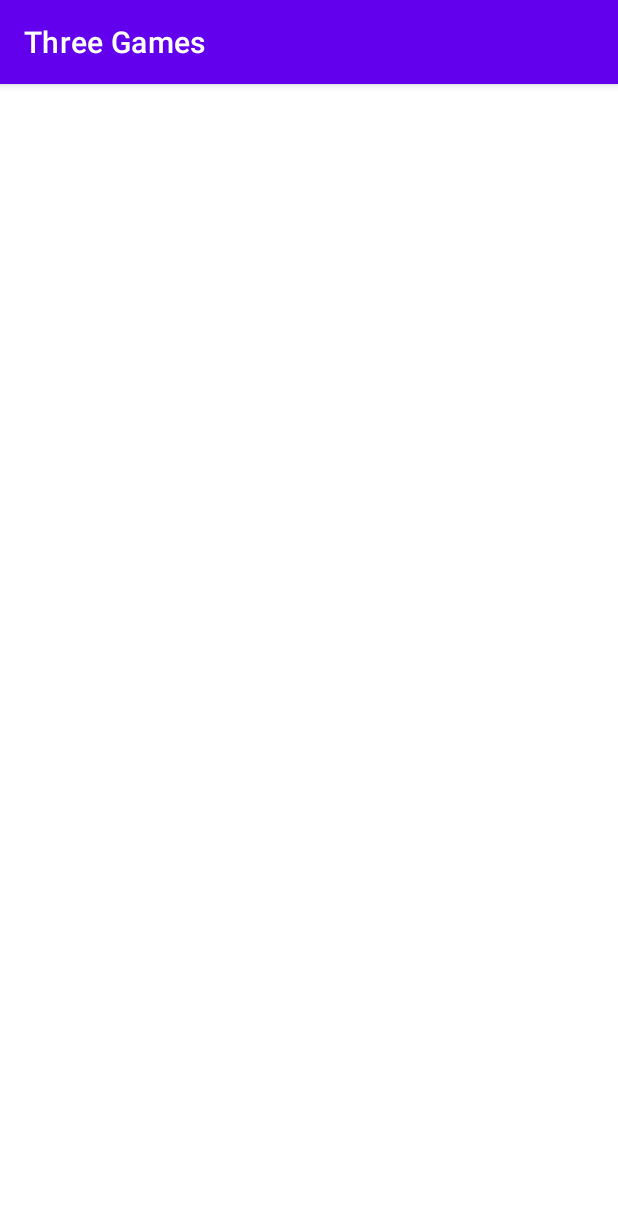
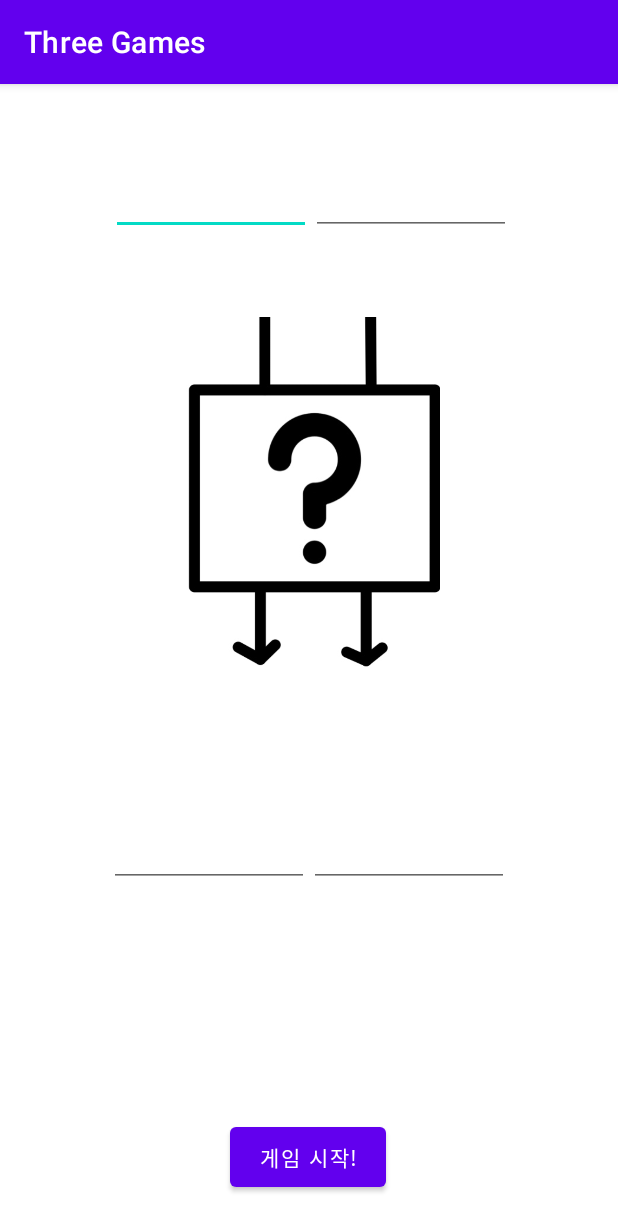
Before and after one commit to choihj00/ThreeGames, an Android app: the LadderPlay screen opened directly, with no data from a screen before it, on a phone screen of 412 x 824 dp. Shown: the top 1231 px of the screen. Run offline under Robolectric (Android 15) with nearby library versions, the phone set to English and light mode, and no system bars.

Commit message:
[박선애] 사다리게임 사다리 이미지로 띄움

```diff
--- a/app/src/main/java/com/example/threegames/LadderPlay.java
+++ b/app/src/main/java/com/example/threegames/LadderPlay.java
@@ -2,7 +2,14 @@ package com.example.threegames;
 
 import androidx.appcompat.app.AppCompatActivity;
 
+import android.annotation.SuppressLint;
+import android.content.Intent;
 import android.os.Bundle;
+import android.view.Gravity;
+import android.view.View;
+import android.widget.EditText;
+import android.widget.ImageView;
+import android.widget.LinearLayout;
 
 public class LadderPlay extends AppCompatActivity {
 
@@ -10,5 +17,57 @@ public class LadderPlay extends AppCompatActivity {
     protected void onCreate(Bundle savedInstanceState) {
         super.onCreate(savedInstanceState);
         setContentView(R.layout.activity_ladder_play);
+
+        Intent intent = getIntent();
+        int number = intent.getIntExtra("playNum", 2);
+
+        LinearLayout ViewTop = findViewById(R.id.layoutTop);
+        LinearLayout ViewBottom = findViewById(R.id.layoutBottom);
+        LinearLayout ViewCenter = findViewById(R.id.layoutCenter);
+
+        for (int i = 0; i < number; i++) {
+            EditText editTextTop = new EditText(this);
+            EditText editTextBottom = new EditText(this);
+
+            editTextTop.setId(i);
+            editTextBottom.setId(10 + i);
+
+            System.out.println(editTextTop.getId());
+            System.out.println(editTextBottom.getId());
+
+            editTextTop.setGravity(Gravity.CENTER);
+            editTextBottom.setGravity(Gravity.CENTER);
+
+            editTextTop.setLayoutParams(new LinearLayout.LayoutParams(200, 100));
+            editTextBottom.setLayoutParams(new LinearLayout.LayoutParams(200, 100));
+
+            ViewTop.addView(editTextTop);
+            ViewBottom.addView(editTextBottom);
+        }
+
+        if(number==2){
+            ImageView imageView = new ImageView(this);
+            imageView.setImageResource(R.drawable.ladder2);
+            ViewCenter.addView(imageView);
+        } else if(number==3){
+            ImageView imageView = new ImageView(this);
+            imageView.setImageResource(R.drawable.ladder3);
+            ViewCenter.addView(imageView);
+        } else if(number==4){
+            ImageView imageView = new ImageView(this);
+            imageView.setImageResource(R.drawable.ladder4);
+            ViewCenter.addView(imageView);
+        } else if(number==5){
+            ImageView imageView = new ImageView(this);
+            imageView.setImageResource(R.drawable.ladder5);
+            ViewCenter.addView(imageView);
+        }
+
+    }
+    public void onClickLadderResult(View v){
+        Intent intent = new Intent();
+        intent.setAction("ladderResult");
+        intent.addCategory(Intent.CATEGORY_DEFAULT);
+        startActivity(intent);
     }
 }
--- a/app/src/main/res/layout/activity_ladder_play.xml
+++ b/app/src/main/res/layout/activity_ladder_play.xml
@@ -2,8 +2,62 @@
 <androidx.constraintlayout.widget.ConstraintLayout xmlns:android="http://schemas.android.com/apk/res/android"
     xmlns:app="http://schemas.android.com/apk/res-auto"
     xmlns:tools="http://schemas.android.com/tools"
+    android:id="@+id/ConstraintLayout"
     android:layout_width="match_parent"
     android:layout_height="match_parent"
     tools:context=".LadderPlay">
 
+    <LinearLayout
+        android:id="@+id/layoutTop"
+        android:layout_width="404dp"
+        android:layout_height="103dp"
+        android:layout_marginTop="16dp"
+        android:layout_marginEnd="1dp"
+        android:gravity="center"
+        android:orientation="horizontal"
+        app:layout_constraintEnd_toEndOf="parent"
+        app:layout_constraintHorizontal_bias="0.833"
+        app:layout_constraintStart_toStartOf="parent"
+        app:layout_constraintTop_toTopOf="parent"></LinearLayout>
+
+    <LinearLayout
+        android:id="@+id/layoutBottom"
+        android:layout_width="407dp"
+        android:layout_height="114dp"
+        android:layout_marginStart="1dp"
+        android:layout_marginTop="52dp"
+        android:layout_marginEnd="1dp"
+        android:gravity="center"
+        android:orientation="horizontal"
+        app:layout_constraintBottom_toBottomOf="parent"
+        app:layout_constraintEnd_toEndOf="parent"
+        app:layout_constraintStart_toStartOf="parent"
+        app:layout_constraintTop_toBottomOf="@+id/layoutCenter"
+        app:layout_constraintVertical_bias="0.0"></LinearLayout>
+
+    <LinearLayout
+        android:id="@+id/layoutCenter"
+        android:layout_width="404dp"
+        android:layout_height="238dp"
+        android:layout_marginStart="1dp"
+        android:layout_marginTop="36dp"
+        android:layout_marginEnd="1dp"
+        android:orientation="horizontal"
+        app:layout_constraintEnd_toEndOf="parent"
+        app:layout_constraintHorizontal_bias="1.0"
+        app:layout_constraintStart_toStartOf="parent"
+        app:layout_constraintTop_toBottomOf="@+id/layoutTop" />
+
+    <Button
+        android:id="@+id/button"
+        android:layout_width="104dp"
+        android:layout_height="52dp"
+        android:onClick="onClickLadderResult"
+        android:text="게임 시작!"
+        app:layout_constraintBottom_toBottomOf="parent"
+        app:layout_constraintEnd_toEndOf="parent"
+        app:layout_constraintHorizontal_bias="0.498"
+        app:layout_constraintStart_toStartOf="parent"
+        app:layout_constraintTop_toTopOf="parent"
+        app:layout_constraintVertical_bias="0.963" />
 </androidx.constraintlayout.widget.ConstraintLayout>
```
Also changed, not shown: app/src/main/AndroidManifest.xml (+9 -1 lines), app/src/main/java/com/example/threegames/LadderActivity.java (+4 -3 lines), app/src/main/java/com/example/threegames/LadderResult.java (added, +38 -0 lines), app/src/main/res/layout/activity_ladder_result.xml (added, +36 -0 lines), app/src/main/res/drawable/ladder2.png (added), app/src/main/res/drawable/ladder3.png (added), app/src/main/res/drawable/ladder4.png (added), app/src/main/res/drawable/ladder5.png (added).
